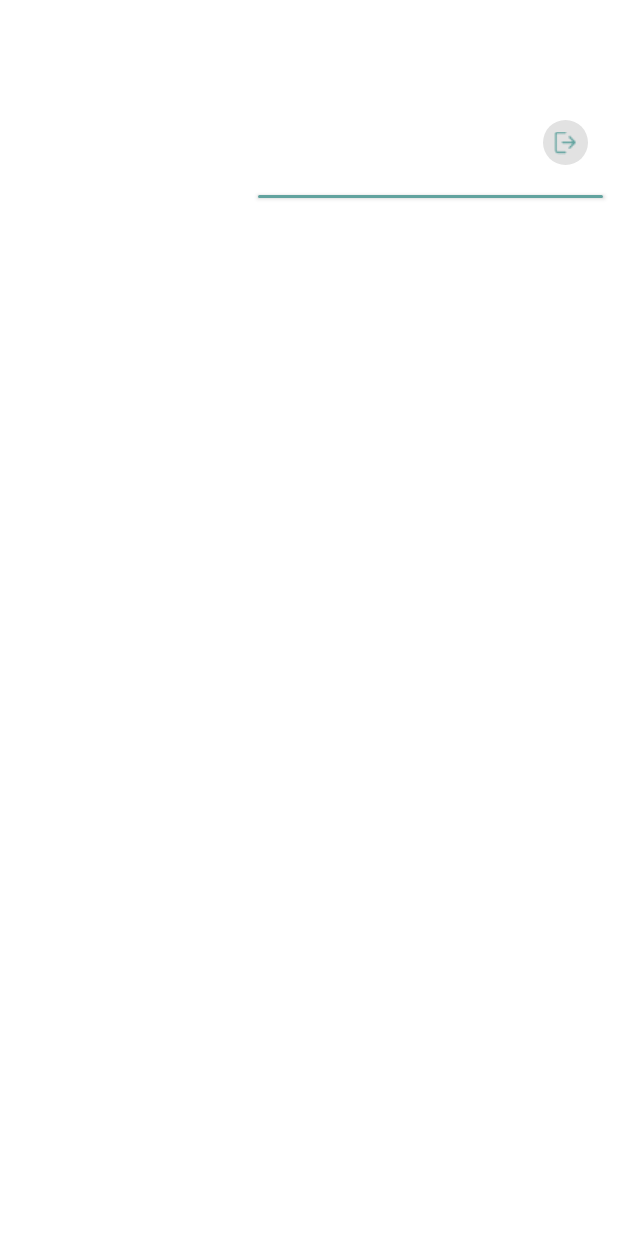
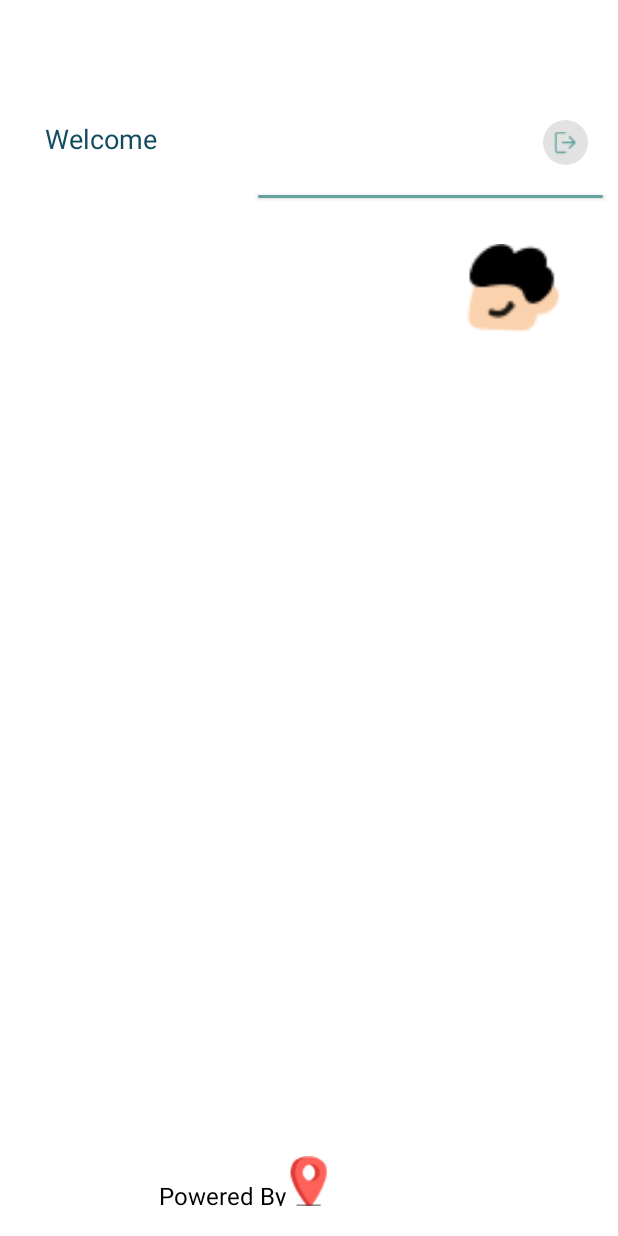
Before and after one commit to nouhelion/Transport_Employee, an Android app: the navigation_bar_employee screen opened directly, with no data from a screen before it, on a phone screen of 412 x 824 dp. Run offline under Robolectric (Android 15) with nearby library versions, the phone set to English and light mode, and no system bars.

Commit message:
profil nav bar

```diff
--- a/app/src/main/res/layout/activity_navigation_bar_employee.xml
+++ b/app/src/main/res/layout/activity_navigation_bar_employee.xml
@@ -9,9 +9,27 @@
 
     <TextView
         android:id="@+id/welcome"
-        android:layout_width="50dp"
-        android:layout_height="50dp"/>
+        app:layout_constraintStart_toStartOf="parent"
+        android:text="@string/welcome"
+       android:layout_marginTop="80dp"
+        android:layout_marginStart="30dp"
+        app:layout_constraintTop_toTopOf="parent"
+        android:textAppearance="@style/welcome"
+        android:layout_width="80dp"
+        android:layout_height="30dp"/>
 
+
+    <ImageView
+        android:id="@+id/employeimg"
+        android:src="@drawable/employe"
+        app:layout_constraintEnd_toEndOf="parent"
+       app:layout_constraintTop_toBottomOf="@+id/bar"
+        android:layout_marginEnd="30dp"
+        android:layout_marginTop="20dp"
+        android:layout_width="80dp"
+        android:layout_height="80dp"
+        android:contentDescription="@string/employee">
+    </ImageView>
 
     <androidx.constraintlayout.widget.ConstraintLayout
         android:id="@+id/logout_const"
@@ -22,16 +40,18 @@
         android:background="@drawable/circle"
         android:layout_width="30dp"
         android:layout_height="30dp">
+
         <ImageView
             android:id="@+id/logout"
+            android:layout_width="15dp"
+            android:layout_height="20dp"
+            android:contentDescription="@string/retard_du_t"
+            android:src="@drawable/logout"
+            app:layout_constraintBottom_toBottomOf="parent"
             app:layout_constraintEnd_toEndOf="parent"
             app:layout_constraintStart_toStartOf="parent"
             app:layout_constraintTop_toTopOf="parent"
-            app:layout_constraintBottom_toBottomOf="parent"
-            android:src="@drawable/logout"
-            android:layout_width="15dp"
-            android:layout_height="20dp"
-            android:contentDescription="@string/retard_du_t" />
+            tools:ignore="ImageContrastCheck" />
     </androidx.constraintlayout.widget.ConstraintLayout>
 
     <Button
@@ -45,4 +65,27 @@
         app:layout_constraintTop_toBottomOf="@+id/logout_const"
         tools:ignore="SpeakableTextPresentCheck,TouchTargetSizeCheck" />
 
+    <ImageView
+        android:id="@+id/loc"
+        android:layout_width="71dp"
+        android:layout_height="33dp"
+        android:layout_marginBottom="20dp"
+        android:src="@drawable/location"
+        app:layout_constraintBottom_toBottomOf="parent"
+        app:layout_constraintEnd_toEndOf="parent"
+        app:layout_constraintStart_toStartOf="parent"
+        tools:ignore="ImageContrastCheck"
+        android:contentDescription="@string/local" />
+
+    <TextView
+        android:id="@+id/pow"
+        android:text="@string/powered_by"
+        android:textAppearance="@style/powered_by"
+        app:layout_constraintBottom_toBottomOf="parent"
+        android:layout_marginBottom="20dp"
+        android:layout_marginEnd="100dp"
+        app:layout_constraintStart_toStartOf="parent"
+        app:layout_constraintEnd_toEndOf="parent"
+        android:layout_width="100dp"
+        android:layout_height="18dp"/>
 </androidx.constraintlayout.widget.ConstraintLayout>
--- a/app/src/main/res/values/strings.xml
+++ b/app/src/main/res/values/strings.xml
@@ -22,7 +22,7 @@
     <string name="modificatio">Modification de la station</string>
     <string name="station_de_">Station de départ...</string>
     <string name="retard_du_t">Retard du trajet</string>
-
+    <string name="welcome">Welcome</string>
 
 
 </resources>
--- a/app/src/main/res/values/styles.xml
+++ b/app/src/main/res/values/styles.xml
@@ -60,6 +60,9 @@
         <item name="android:textSize">16sp</item>
         <item name="android:textColor">#5B5E5D</item>
     </style>
-
+    <style name="welcome">
+        <item name="android:textSize">18sp</item>
+        <item name="android:textColor">#114B5F</item>
+    </style>
 
 </resources>
```
